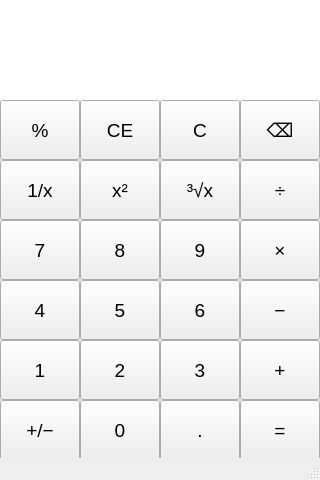
Qt form test1_calculator/mainwindow.ui (Chyeho/QtCourse) before a commit.
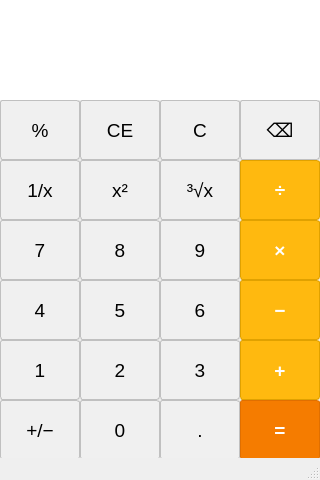
The same form after that commit.

Commit message: 优化计算器界面样式

```diff
--- a/test1_calculator/mainwindow.ui
+++ b/test1_calculator/mainwindow.ui
@@ -13,6 +13,57 @@
   <property name="windowTitle">
    <string>MainWindow</string>
   </property>
+  <property name="styleSheet">
+   <string notr="true">/* 1. 美化显示屏，去掉边框，让文字紧贴底部 */
+#expressionEdit, #displayEdit {
+    border: none;
+    background: white;
+    padding: 5px 15px;
+}
+
+/* 2. 给所有按钮统一添加圆角和鼠标悬停变深的效果，增加现代感 */
+QPushButton {
+    border: 1px solid #c0c0c0;
+    border-radius: 3px;
+    background-color: #f0f0f0;
+}
+QPushButton:hover {
+    background-color: #e0e0e0;
+}
+QPushButton:pressed {
+    background-color: #d0d0d0;
+}
+
+/* 3. 核心视觉区分：将四则运算符(加减乘除)设置为醒目的橙色 */
+#btnAdd, #btnSubtract, #btnMultiply, #btnDivide {
+    background-color: #ffb90f;
+    border: 1px solid #e0a100;
+    color: white;
+    font-weight: bold;
+}
+#btnAdd:hover, #btnSubtract:hover, #btnMultiply:hover, #btnDivide:hover {
+    background-color: #e8a80d;
+}
+#btnAdd:pressed, #btnSubtract:pressed, #btnMultiply:pressed, #btnDivide:pressed {
+    background-color: #d1970b;
+}
+
+/* 4. 等号按钮：设置为深橙色，作为视觉重心 */
+#btnEqual {
+    background-color: #f57c00;
+    border: 1px solid #e06f00;
+    color: white;
+    font-weight: bold;
+}
+#btnEqual:hover {
+    background-color: #e87100;
+}
+#btnEqual:pressed {
+    background-color: #d16500;
+}
+
+</string>
+  </property>
   <widget class="QWidget" name="centralwidget">
    <widget class="QLineEdit" name="expressionEdit">
     <property name="geometry">
@@ -254,6 +305,7 @@
     <property name="font">
      <font>
       <pointsize>14</pointsize>
+      <bold>true</bold>
      </font>
     </property>
     <property name="text">
@@ -350,6 +402,7 @@
     <property name="font">
      <font>
       <pointsize>14</pointsize>
+      <bold>true</bold>
      </font>
     </property>
     <property name="text">
@@ -494,6 +547,7 @@
     <property name="font">
      <font>
       <pointsize>14</pointsize>
+      <bold>true</bold>
      </font>
     </property>
     <property name="text">
@@ -566,6 +620,7 @@
     <property name="font">
      <font>
       <pointsize>14</pointsize>
+      <bold>true</bold>
      </font>
     </property>
     <property name="text">
@@ -638,6 +693,7 @@
     <property name="font">
      <font>
       <pointsize>14</pointsize>
+      <bold>true</bold>
      </font>
     </property>
     <property name="text">
```
Left out of the diff: 2 changed lines with no effect on the pictures.
